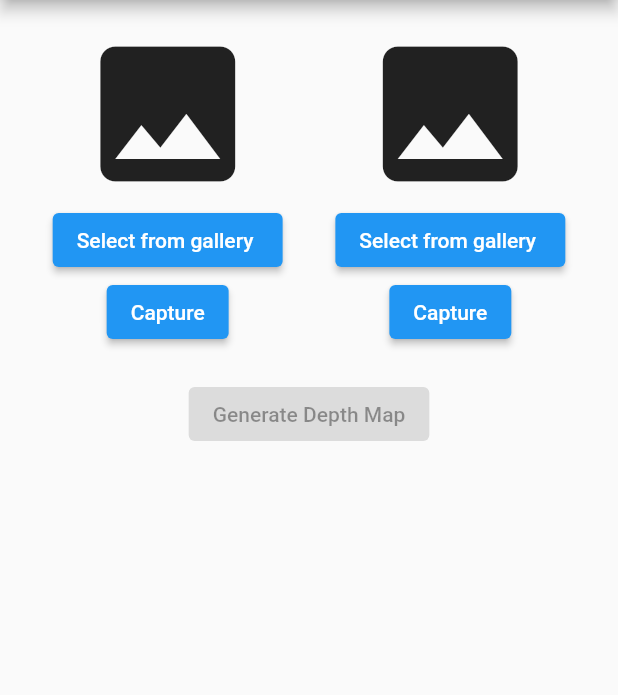
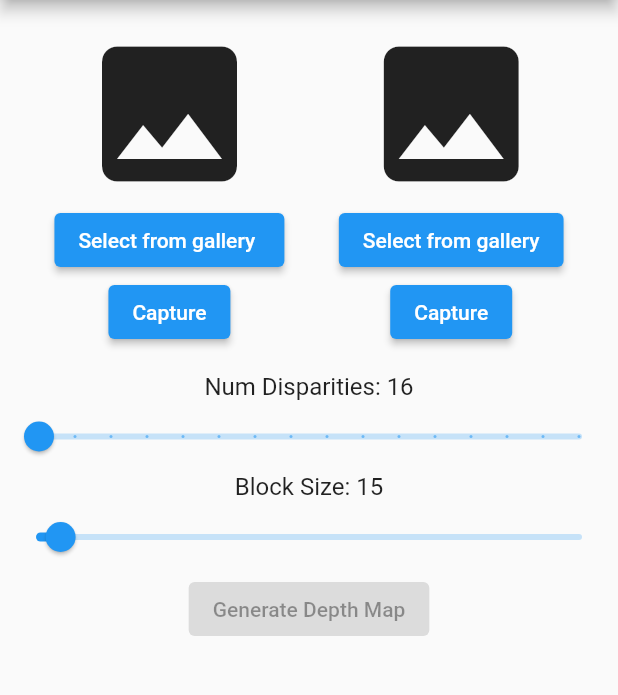
Before and after one commit to akashmishra242/opencv_via_flutter, a Flutter app: the DepthMapScreen screen opened directly, on a phone screen of 412 x 824 dp, the part 84-779 px from its top. Run offline on Flutter 3.47's test engine with Material 2 defaults, Android fonts, the light colour scheme and no system bars; our stand-ins replace image_picker; missing offline and left inert: opencv_4.

Commit message:
added numdisparity and blocksize custom feature.

```diff
--- a/lib/select_or_capture_image_to_show_depth_map.dart
+++ b/lib/select_or_capture_image_to_show_depth_map.dart
@@ -9,7 +9,7 @@ import 'package:image_picker/image_picker.dart';
 class DepthMapScreen extends StatefulWidget {
   final String url;
 
-  const DepthMapScreen({super.key, required this.url});
+  const DepthMapScreen({Key? key, required this.url}) : super(key: key);
 
   @override
   _DepthMapScreenState createState() => _DepthMapScreenState();
@@ -20,6 +20,8 @@ class _DepthMapScreenState extends State<DepthMapScreen> {
   File? _secondImage;
   Uint8List? _depthMap;
   bool _isLoading = false;
+  int _numDisparities = 16;
+  int _blockSize = 15;
 
   Future<void> _getImage(ImageSource source, int imageIndex) async {
     final pickedFile = await ImagePicker().pickImage(source: source);
@@ -44,6 +46,9 @@ class _DepthMapScreenState extends State<DepthMapScreen> {
 
     final firstImageData = await _firstImage!.readAsBytes();
     final secondImageData = await _secondImage!.readAsBytes();
+
+    request.fields['numDisparities'] = _numDisparities.toString();
+    request.fields['blockSize'] = _blockSize.toString();
 
     request.files.add(http.MultipartFile.fromBytes('image1', firstImageData,
         filename: 'first_image.jpg'));
@@ -108,7 +113,7 @@ class _DepthMapScreenState extends State<DepthMapScreen> {
                           ),
                     ElevatedButton(
                       onPressed: () => _getImage(ImageSource.gallery, 2),
-                      child: const Text('Select from gallery '),
+                      child: const Text('Select from gallery'),
                     ),
                     ElevatedButton(
                       onPressed: () => _getImage(ImageSource.camera, 2),
@@ -118,23 +123,54 @@ class _DepthMapScreenState extends State<DepthMapScreen> {
                 ),
               ],
             ),
-            const SizedBox(height: 20),
+            const SizedBox(height: 16),
+            Text(
+              'Num Disparities: $_numDisparities',
+              style: const TextStyle(fontSize: 16),
+            ),
+            Slider(
+              value: _numDisparities.toDouble(),
+              min: 16,
+              max: 256,
+              divisions: 15,
+              onChanged: (double value) {
+                setState(() {
+                  _numDisparities = value.toInt();
+                });
+              },
+            ),
+            Text(
+              'Block Size: $_blockSize',
+              style: const TextStyle(fontSize: 16),
+            ),
+            Slider(
+              value: _blockSize.toDouble(),
+              min: 5,
+              max: 255,
+              divisions: 125,
+              onChanged: (double value) {
+                setState(() {
+                  _blockSize = value.toInt();
+                });
+              },
+            ),
             ElevatedButton(
-              onPressed:
-                  _firstImage != null && _secondImage != null ? _callApi : null,
-              child: const Text('Generate Depth Map'),
+              onPressed: _firstImage != null && _secondImage != null
+                  ? _isLoading
+                      ? null
+                      : _callApi
+                  : null,
+              child: _isLoading
+                  ? const CircularProgressIndicator()
+                  : const Text('Generate Depth Map'),
             ),
-            const SizedBox(height: 20),
-            _isLoading
-                ? const Center(
-                    child: CircularProgressIndicator(),
-                  )
-                : _depthMap != null
-                    ? Image.memory(
-                        _depthMap!,
-                        width: MediaQuery.of(context).size.width * 0.75,
-                      )
-                    : const SizedBox(),
+            if (_depthMap != null) ...[
+              const SizedBox(height: 16),
+              Image.memory(
+                _depthMap!,
+                width: MediaQuery.of(context).size.width * 0.8,
+              ),
+            ]
           ],
         ),
       ),
```
